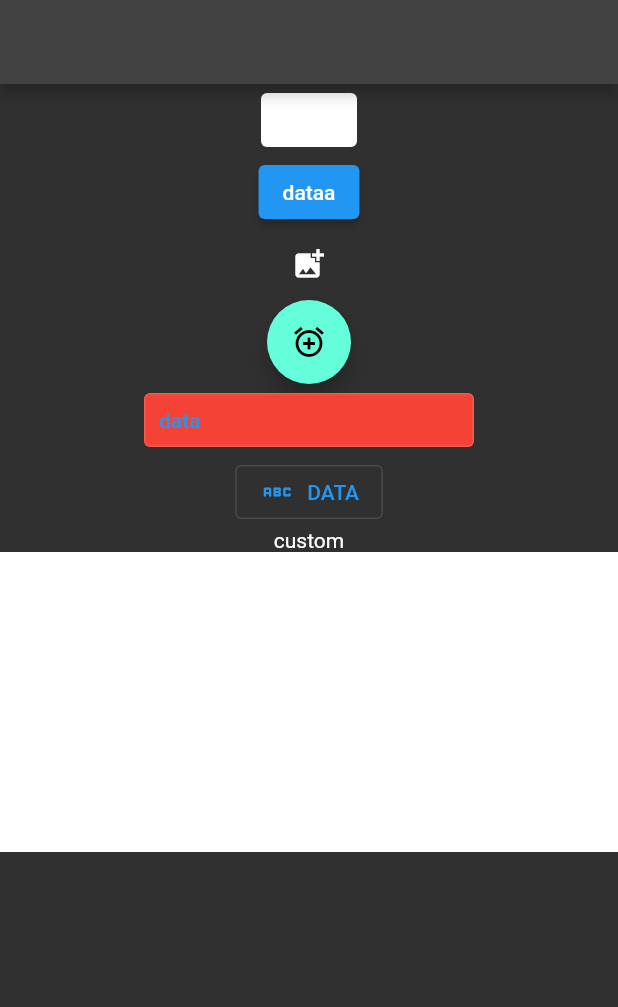
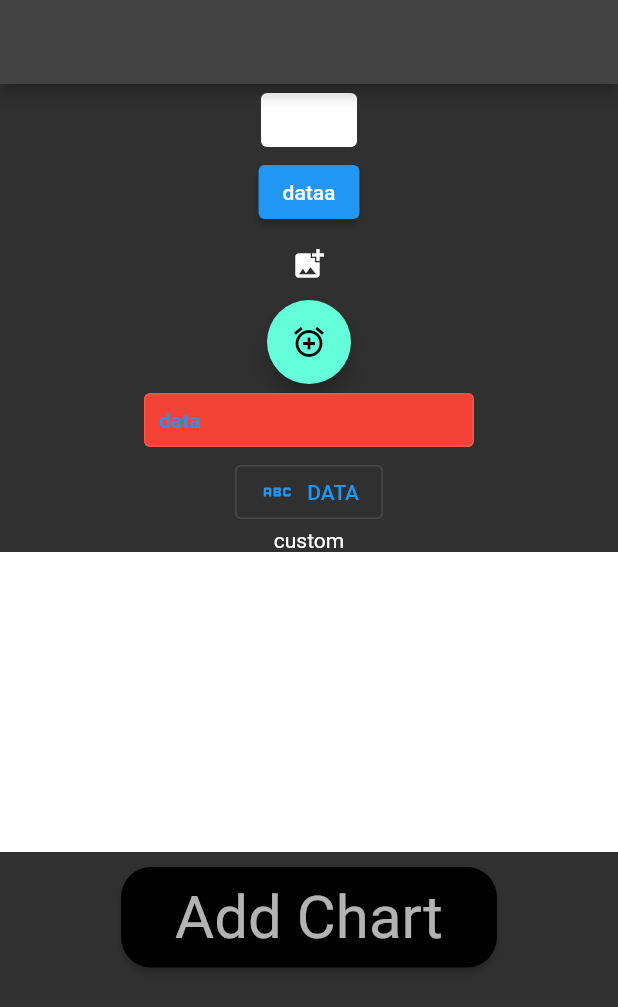
Before and after one commit to FrknTnc/Flutter_Works, a Flutter app: the screen it shows after launch, on a phone screen of 412 x 824 dp. Shown: the top 1007 px of the screen. Run offline on Flutter 3.47's test engine with Material 2 defaults, Android fonts, the phone set to English and light mode, and no system bars.

Commit message:
Update dört_button_learn.dart

```diff
--- a/lib/101/dört_button_learn.dart
+++ b/lib/101/dört_button_learn.dart
@@ -49,7 +49,24 @@ class ButtonLearnWidget extends StatelessWidget {
           Container(
             height: 200,
             color: Colors.white,
-          )
+          ),
+          SizedBox(
+            height: 10,
+          ),
+          ElevatedButton(
+              style: ElevatedButton.styleFrom(
+                  primary: Colors.black,
+                  shape: RoundedRectangleBorder(
+                      borderRadius: BorderRadius.all(Radius.circular(20)))),
+              onPressed: () {},
+              child: Padding(
+                padding: const EdgeInsets.only(
+                    top: 10, bottom: 10, right: 20, left: 20),
+                child: Text(
+                  'Add Chart',
+                  style: Theme.of(context).textTheme.headlineLarge,
+                ),
+              ))
         ],
       ),
     );
```
